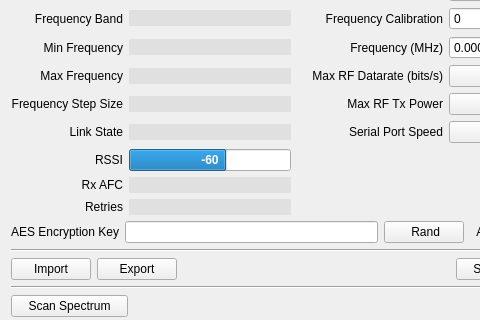
The window that ground/openpilotgcs/src/plugins/pipxtreme/pipxtreme.ui (openpilot/OpenPilot) describes before a commit, drawn with Qt 5; both pictures show x 0 to 480 and y 125 to 445 of the 571 by 529 pixel window.
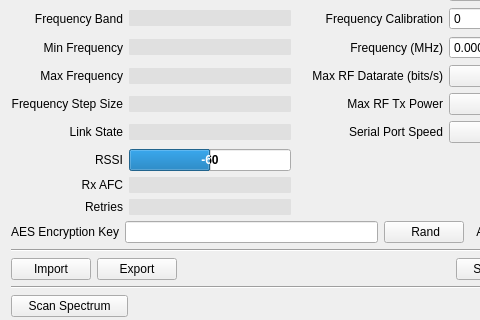
The same window after the commit.

```diff
--- a/ground/openpilotgcs/src/plugins/pipxtreme/pipxtreme.ui
+++ b/ground/openpilotgcs/src/plugins/pipxtreme/pipxtreme.ui
@@ -453,7 +453,7 @@
         <number>-120</number>
        </property>
        <property name="maximum">
-        <number>-20</number>
+        <number>0</number>
        </property>
        <property name="value">
         <number>-60</number>
```
